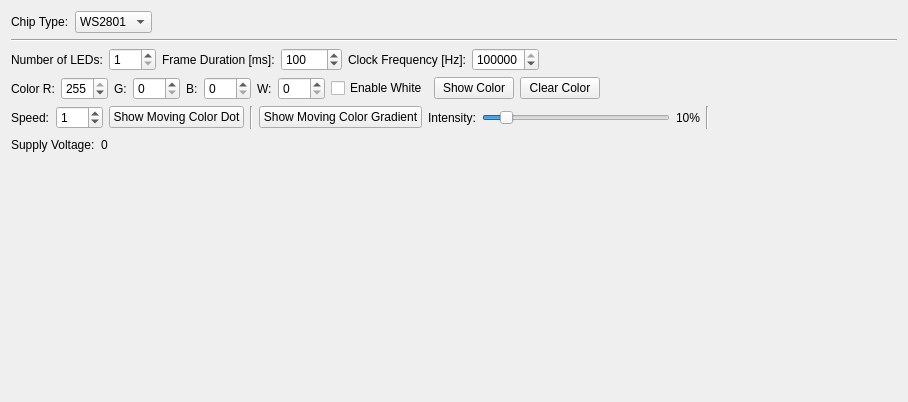
This is src/brickv/plugin_system/plugins/led_strip/ui/led_strip.ui in Tinkerforge/brickv as Qt 5 draws it before an edit. The edited form follows.
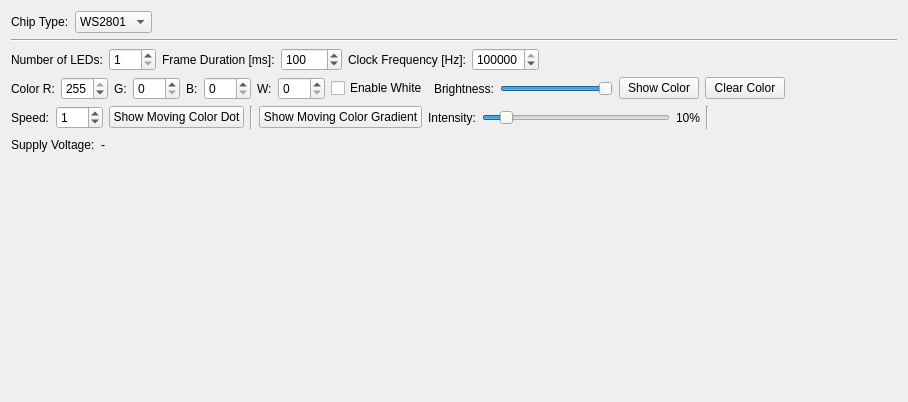
This is the edited form.

Commit message:
Add brightness control for APA102
Does not work with Master Brick FW 2.4.0

```diff
--- a/src/brickv/plugin_system/plugins/led_strip/ui/led_strip.ui
+++ b/src/brickv/plugin_system/plugins/led_strip/ui/led_strip.ui
@@ -216,6 +216,29 @@
        </property>
       </widget>
      </item>
+     <item>
+      <widget class="QLabel" name="brightness_label">
+       <property name="text">
+        <string>Brightness:</string>
+       </property>
+      </widget>
+     </item>
+     <item>
+      <widget class="QSlider" name="brightness_slider">
+       <property name="maximum">
+        <number>31</number>
+       </property>
+       <property name="value">
+        <number>31</number>
+       </property>
+       <property name="sliderPosition">
+        <number>31</number>
+       </property>
+       <property name="orientation">
+        <enum>Qt::Horizontal</enum>
+       </property>
+      </widget>
+     </item>
      <item>
       <widget class="QPushButton" name="button_color">
        <property name="text">
@@ -349,7 +372,7 @@
      <item>
       <widget class="QLabel" name="label_voltage">
        <property name="text">
-        <string>0</string>
+        <string>-</string>
        </property>
       </widget>
      </item>
```
The commit also changes 1 other file.
